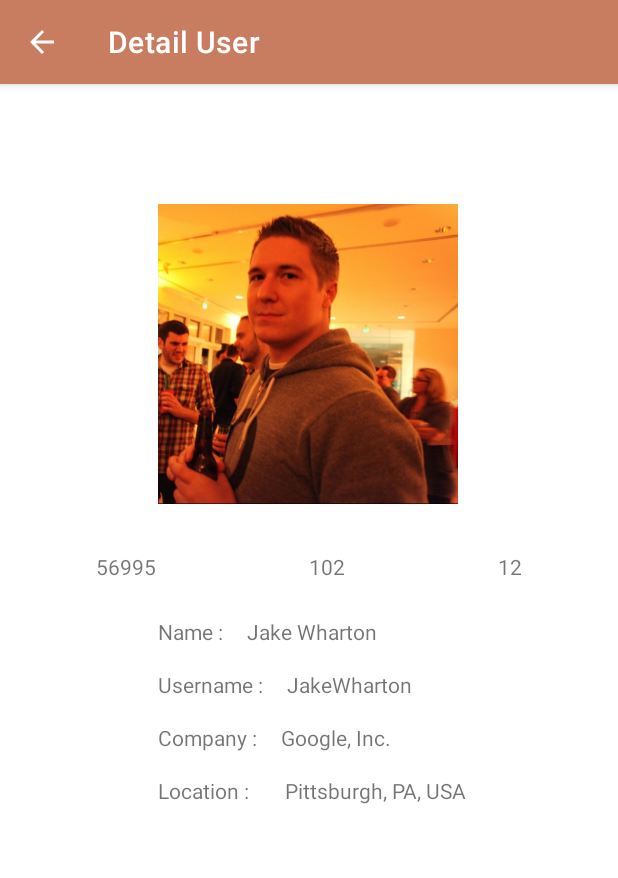
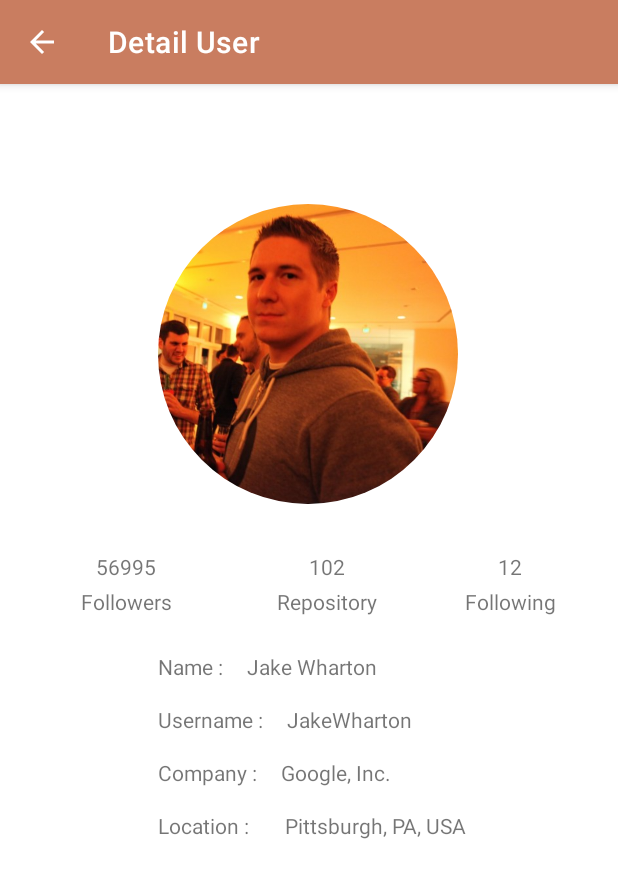
Before and after one commit to RikiHikmianto/Github-User, an Android app: the screen it shows after launch (DetailUser), after a tap on "Jake Wharton", on a phone screen of 412 x 824 dp. Shown: the top 878 px of the screen. Run offline under Robolectric (Android 15) with nearby library versions, the phone set to English and light mode, and no system bars; our stand-ins replace CircleImageView.

Commit message:
My Commit three

```diff
--- a/app/build.gradle
+++ b/app/build.gradle
@@ -42,6 +42,7 @@ dependencies {
     implementation 'com.google.android.material:material:1.4.0'
     implementation 'androidx.constraintlayout:constraintlayout:2.1.1'
     implementation 'com.github.bumptech.glide:glide:4.12.0'
+    implementation 'de.hdodenhof:circleimageview:3.1.0'
     testImplementation 'junit:junit:4+'
     androidTestImplementation 'androidx.test.ext:junit:1.1.3'
     androidTestImplementation 'androidx.test.espresso:espresso-core:3.4.0'
--- a/app/src/main/java/id/rikihikmianto/githubuser/ListGithubUserAdapter.kt
+++ b/app/src/main/java/id/rikihikmianto/githubuser/ListGithubUserAdapter.kt
@@ -3,6 +3,8 @@ package id.rikihikmianto.githubuser
 import android.view.LayoutInflater
 import android.view.ViewGroup
 import androidx.recyclerview.widget.RecyclerView
+import com.bumptech.glide.Glide
+import com.bumptech.glide.request.RequestOptions
 import id.rikihikmianto.githubuser.databinding.ItemRowUserBinding
 import java.util.*
 
@@ -30,12 +32,15 @@ class ListGithubUserAdapter(private val listGithub: ArrayList<GithubUser>) :
     }
 
     override fun onBindViewHolder(holder: ListViewHolder, position: Int) {
-        val (_, name, _, _, company, followers, following, avatar) = listGithub[position]
-        holder.binding.tvName.text = name
-        holder.binding.tvCompany.text = company
-        holder.binding.tvFollowing.text = following
-        holder.binding.tvFollowers.text = followers
-        holder.binding.imgItemAvatar.setImageResource(avatar)
+        val dataUser = listGithub[position]
+        holder.binding.tvName.text = dataUser.name
+        holder.binding.tvCompany.text = dataUser.company
+        holder.binding.tvFollowing.text = dataUser.following
+        holder.binding.tvFollowers.text = dataUser.followers
+        Glide.with(holder.itemView.context).load(dataUser.avatar)
+            .apply(RequestOptions().override(100, 100)).circleCrop()
+            .into(holder.binding.imgItemAvatar)
+
         holder.itemView.setOnClickListener {
             onItemClickCallback.onItemClicked(listGithub[holder.adapterPosition])
         }
--- a/app/src/main/res/layout/activity_detail_user.xml
+++ b/app/src/main/res/layout/activity_detail_user.xml
@@ -7,7 +7,7 @@
     tools:context=".DetailUser">
 
 
-    <ImageView
+    <de.hdodenhof.circleimageview.CircleImageView
         android:id="@+id/img_avatar"
         android:layout_width="200dp"
         android:layout_height="200dp"
@@ -29,6 +29,16 @@
         app:layout_constraintTop_toBottomOf="@+id/img_avatar" />
 
     <TextView
+        android:id="@+id/textView"
+        android:layout_width="wrap_content"
+        android:layout_height="wrap_content"
+        android:layout_marginTop="4dp"
+        android:text="@string/followers"
+        app:layout_constraintEnd_toEndOf="@+id/tv_followers"
+        app:layout_constraintStart_toStartOf="@+id/tv_followers"
+        app:layout_constraintTop_toBottomOf="@+id/tv_followers" />
+
+    <TextView
         android:id="@+id/tv_following"
         android:layout_width="wrap_content"
         android:layout_height="wrap_content"
@@ -37,6 +47,16 @@
         android:text="following"
         app:layout_constraintEnd_toEndOf="parent"
         app:layout_constraintTop_toBottomOf="@+id/img_avatar" />
+
+    <TextView
+        android:id="@+id/textView2"
+        android:layout_width="wrap_content"
+        android:layout_height="wrap_content"
+        android:layout_marginTop="4dp"
+        android:text="@string/following"
+        app:layout_constraintEnd_toEndOf="@+id/tv_following"
+        app:layout_constraintStart_toStartOf="@+id/tv_following"
+        app:layout_constraintTop_toBottomOf="@+id/tv_following" />
 
     <TextView
         android:id="@+id/tv_repo"
@@ -49,13 +69,23 @@
         app:layout_constraintTop_toTopOf="@+id/tv_following" />
 
     <TextView
+        android:id="@+id/textView6"
+        android:layout_width="wrap_content"
+        android:layout_height="wrap_content"
+        android:layout_marginTop="4dp"
+        android:text="@string/repository"
+        app:layout_constraintEnd_toEndOf="@+id/tv_repo"
+        app:layout_constraintStart_toStartOf="@+id/tv_repo"
+        app:layout_constraintTop_toBottomOf="@+id/tv_repo" />
+
+    <TextView
         android:id="@+id/textView5"
         android:layout_width="wrap_content"
         android:layout_height="wrap_content"
         android:layout_marginTop="24dp"
         android:text="Name :"
         app:layout_constraintStart_toStartOf="@+id/img_avatar"
-        app:layout_constraintTop_toBottomOf="@+id/tv_followers" />
+        app:layout_constraintTop_toBottomOf="@+id/textView" />
 
     <TextView
         android:id="@+id/tv_name"
--- a/app/src/main/res/layout/item_row_user.xml
+++ b/app/src/main/res/layout/item_row_user.xml
@@ -35,13 +35,13 @@
             android:layout_height="wrap_content"
             android:layout_marginStart="8dp"
             android:layout_marginEnd="8dp"
+            android:maxLines="1"
             android:text="TextView"
-            android:maxLines="1"
             android:textSize="16sp"
             android:textStyle="bold"
             app:layout_constraintEnd_toEndOf="parent"
             app:layout_constraintStart_toEndOf="@+id/img_item_avatar"
-            app:layout_constraintTop_toTopOf="@+id/img_item_avatar"/>
+            app:layout_constraintTop_toTopOf="@+id/img_item_avatar" />
 
         <TextView
             android:id="@+id/tv_company"
@@ -50,8 +50,8 @@
             android:layout_marginStart="8dp"
             android:layout_marginTop="6dp"
             android:layout_marginEnd="8dp"
+            android:maxLines="1"
             android:text="TextView"
-            android:maxLines="1"
             android:textSize="16sp"
             app:layout_constraintEnd_toEndOf="parent"
             app:layout_constraintHorizontal_bias="0.0"
--- a/app/src/main/res/values/strings.xml
+++ b/app/src/main/res/values/strings.xml
@@ -2,6 +2,7 @@
     <string name="app_name">Github User</string>
     <string name="following">Following</string>
     <string name="followers">Followers</string>
+    <string name="repository">Repository</string>
 
     <string-array name="username">
         <item>JakeWharton</item>
```
Also changed, not shown: app/src/main/java/id/rikihikmianto/githubuser/DetailUser.kt (line endings or trailing spaces).
